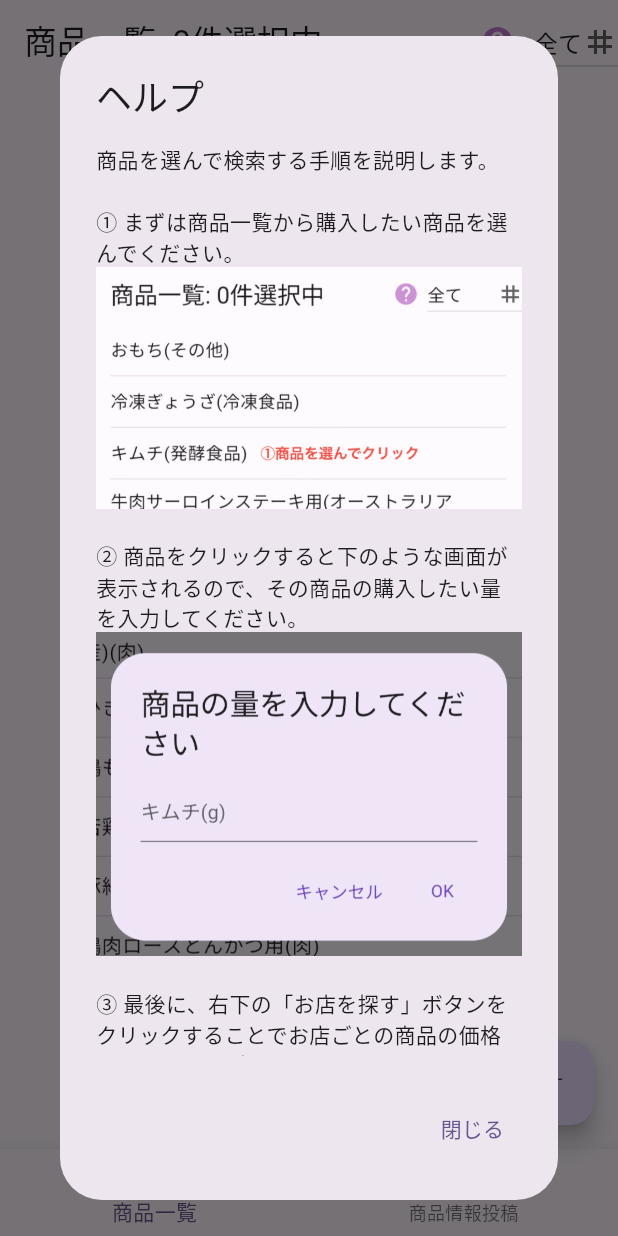
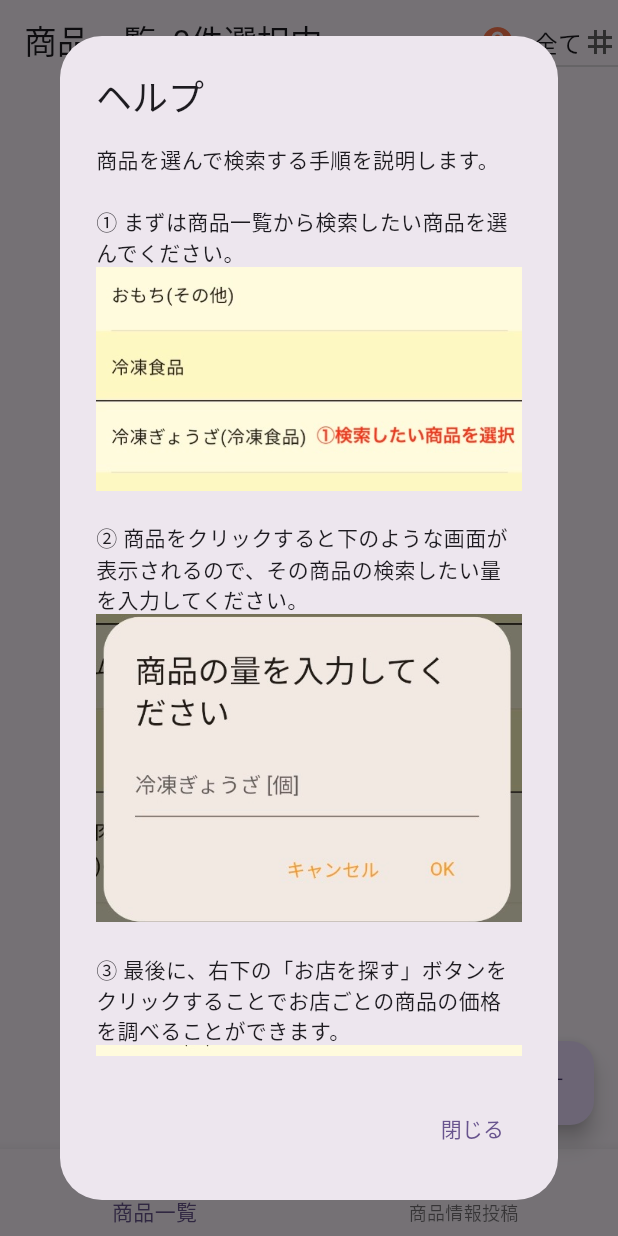
Before and after one commit to enpitut2023/shokuhi_fall, a Flutter app: the screen it shows after launch, after a tap on the "help" icon, on a phone screen of 412 x 824 dp. Run offline on Flutter 3.47's test engine with Material 3 defaults, Android fonts, the light colour scheme and no system bars; our stand-ins replace cloud_firestore, firebase_core, flutter_map, flutter_riverpod, fluttertoast, freezed_annotation and 2 more; accounts and stored records are empty; generated files the repository leaves out were written again.

Commit message:
商品選択画面のヘルプ機能実装3

```diff
--- a/lib/ui/home/help/help.dart
+++ b/lib/ui/home/help/help.dart
@@ -13,12 +13,12 @@ class HelpDialog extends StatelessWidget {
           children: <Widget>[
             const Text('商品を選んで検索する手順を説明します。'),
             const Text(''),
-            const Text('① まずは商品一覧から購入したい商品を選んでください。'),
+            const Text('① まずは商品一覧から検索したい商品を選んでください。'),
             Image.asset(
               'images/merch_help1.jpeg',
             ),
             const Text(''),
-            const Text('② 商品をクリックすると下のような画面が表示されるので、その商品の購入したい量を入力してください。'),
+            const Text('② 商品をクリックすると下のような画面が表示されるので、その商品の検索したい量を入力してください。'),
             Image.asset(
               'images/merch_help2.jpeg',
             ),
--- a/lib/ui/home/home.dart
+++ b/lib/ui/home/home.dart
@@ -34,7 +34,7 @@ class Home extends ConsumerWidget {
           if (index == 0)
             IconButton(
               icon: const Icon(Icons.help),
-              color: Colors.purple.withOpacity(0.6),
+              color: Colors.deepOrange.withOpacity(0.8),
               onPressed: () {
                 _showHelpDialog(context);
               },
```
Also changed, not shown: images/merch_help1.jpeg, images/merch_help2.jpeg, images/merch_help3.jpeg.
